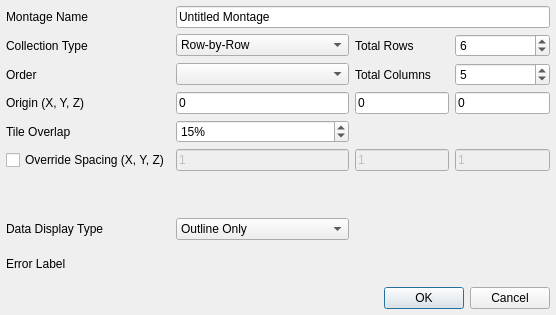
The window that SIMPLVtkLib/Dialogs/UI_Files/ImportGenericMontageDialog.ui (tplatt77/SIMPLVtkLib) describes before a commit, drawn with Qt 5.
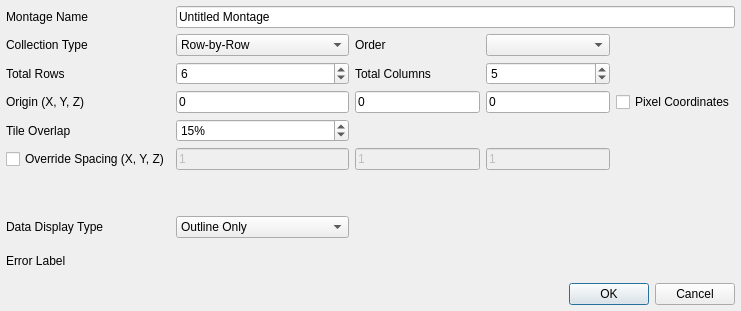
The same window after the commit. Custom widgets are drawn as their Qt base class.

Commit message: Adding Pixel Coordinates checkbox to the import montage dialogs that allows the user to override the origin using coordinates that are in pixel coordinates. (#62)

```diff
--- a/SIMPLVtkLib/Dialogs/UI_Files/ImportGenericMontageDialog.ui
+++ b/SIMPLVtkLib/Dialogs/UI_Files/ImportGenericMontageDialog.ui
@@ -6,8 +6,8 @@
    <rect>
     <x>0</x>
     <y>0</y>
-    <width>556</width>
-    <height>315</height>
+    <width>741</width>
+    <height>311</height>
    </rect>
   </property>
   <property name="windowTitle">
@@ -26,7 +26,7 @@
    <property name="bottomMargin">
     <number>6</number>
    </property>
-   <item row="6" column="0" colspan="4">
+   <item row="8" column="0" colspan="4">
     <widget class="TileListWidget" name="tileListWidget" native="true">
      <property name="minimumSize">
       <size>
@@ -36,82 +36,7 @@
      </property>
     </widget>
    </item>
-   <item row="10" column="0" colspan="4">
-    <widget class="QDialogButtonBox" name="buttonBox">
-     <property name="orientation">
-      <enum>Qt::Horizontal</enum>
-     </property>
-     <property name="standardButtons">
-      <set>QDialogButtonBox::Cancel|QDialogButtonBox::Ok</set>
-     </property>
-    </widget>
-   </item>
-   <item row="1" column="3">
-    <widget class="QSpinBox" name="numOfRowsSB">
-     <property name="value">
-      <number>6</number>
-     </property>
-    </widget>
-   </item>
-   <item row="5" column="2">
-    <widget class="QLineEdit" name="spacingX">
-     <property name="enabled">
-      <bool>false</bool>
-     </property>
-     <property name="text">
-      <string>1</string>
-     </property>
-    </widget>
-   </item>
-   <item row="5" column="1">
-    <widget class="QLineEdit" name="spacingY">
-     <property name="enabled">
-      <bool>false</bool>
-     </property>
-     <property name="text">
-      <string>1</string>
-     </property>
-    </widget>
-   </item>
-   <item row="0" column="1" colspan="3">
-    <widget class="QLineEdit" name="montageNameLE">
-     <property name="text">
-      <string>Untitled Montage</string>
-     </property>
-    </widget>
-   </item>
-   <item row="2" column="3">
-    <widget class="QSpinBox" name="numOfColsSB">
-     <property name="value">
-      <number>5</number>
-     </property>
-    </widget>
-   </item>
-   <item row="3" column="3">
-    <widget class="QLineEdit" name="originZ">
-     <property name="enabled">
-      <bool>true</bool>
-     </property>
-     <property name="text">
-      <string>0</string>
-     </property>
-    </widget>
-   </item>
-   <item row="4" column="0">
-    <widget class="QLabel" name="label_3">
-     <property name="text">
-      <string>Tile Overlap</string>
-     </property>
-    </widget>
-   </item>
-   <item row="5" column="0">
-    <widget class="QCheckBox" name="changeSpacingCB">
-     <property name="text">
-      <string>Override Spacing (X, Y, Z)</string>
-     </property>
-    </widget>
-   </item>
-   <item row="4" column="1">
+   <item row="6" column="1">
     <widget class="QSpinBox" name="tileOverlapSB">
      <property name="suffix">
       <string>%</string>
@@ -124,13 +49,66 @@
      </property>
     </widget>
    </item>
-   <item row="2" column="2">
-    <widget class="QLabel" name="label_2">
+   <item row="7" column="2">
+    <widget class="QLineEdit" name="spacingX">
+     <property name="enabled">
+      <bool>false</bool>
+     </property>
      <property name="text">
-      <string>Total Columns</string>
+      <string>1</string>
      </property>
     </widget>
    </item>
+   <item row="1" column="0">
+    <widget class="QLabel" name="label_4">
+     <property name="text">
+      <string>Collection Type</string>
+     </property>
+    </widget>
+   </item>
+   <item row="10" column="0">
+    <widget class="QLabel" name="label_7">
+     <property name="text">
+      <string>Data Display Type</string>
+     </property>
+    </widget>
+   </item>
+   <item row="4" column="3">
+    <widget class="QLineEdit" name="originZ">
+     <property name="enabled">
+      <bool>true</bool>
+     </property>
+     <property name="text">
+      <string>0</string>
+     </property>
+    </widget>
+   </item>
+   <item row="6" column="0">
+    <widget class="QLabel" name="label_3">
+     <property name="text">
+      <string>Tile Overlap</string>
+     </property>
+    </widget>
+   </item>
+   <item row="10" column="1">
+    <widget class="QComboBox" name="dataDisplayTypeCB">
+     <item>
+      <property name="text">
+       <string>Outline Only</string>
+      </property>
+     </item>
+     <item>
+      <property name="text">
+       <string>Individual Tiles</string>
+      </property>
+     </item>
+     <item>
+      <property name="text">
+       <string>Stitched Montage</string>
+      </property>
+     </item>
+    </widget>
+   </item>
    <item row="1" column="1">
     <widget class="QComboBox" name="collectionTypeCB">
      <property name="sizeAdjustPolicy">
@@ -163,77 +141,57 @@
      </item>
     </widget>
    </item>
-   <item row="1" column="2">
-    <widget class="QLabel" name="label">
+   <item row="0" column="1" colspan="4">
+    <widget class="QLineEdit" name="montageNameLE">
      <property name="text">
-      <string>Total Rows</string>
+      <string>Untitled Montage</string>
      </property>
     </widget>
    </item>
-   <item row="8" column="0">
-    <widget class="QLabel" name="label_7">
+   <item row="7" column="1">
+    <widget class="QLineEdit" name="spacingY">
+     <property name="enabled">
+      <bool>false</bool>
+     </property>
      <property name="text">
-      <string>Data Display Type</string>
+      <string>1</string>
      </property>
     </widget>
    </item>
-   <item row="1" column="0">
-    <widget class="QLabel" name="label_4">
+   <item row="7" column="3">
+    <widget class="QLineEdit" name="spacingZ">
+     <property name="enabled">
+      <bool>false</bool>
+     </property>
      <property name="text">
-      <string>Collection Type</string>
+      <string>1</string>
      </property>
     </widget>
    </item>
-   <item row="2" column="0">
-    <widget class="QLabel" name="label_5">
-     <property name="text">
-      <string>Order</string>
+   <item row="12" column="0" colspan="5">
+    <widget class="QDialogButtonBox" name="buttonBox">
+     <property name="orientation">
+      <enum>Qt::Horizontal</enum>
      </property>
+     <property name="standardButtons">
+      <set>QDialogButtonBox::Cancel|QDialogButtonBox::Ok</set>
+     </property>
     </widget>
    </item>
-   <item row="3" column="1">
-    <widget class="QLineEdit" name="originX">
-     <property name="enabled">
-      <bool>true</bool>
-     </property>
+   <item row="7" column="0">
+    <widget class="QCheckBox" name="changeSpacingCB">
      <property name="text">
-      <string>0</string>
+      <string>Override Spacing (X, Y, Z)</string>
      </property>
     </widget>
    </item>
-   <item row="8" column="1">
-    <widget class="QComboBox" name="dataDisplayTypeCB">
-     <item>
-      <property name="text">
-       <string>Outline Only</string>
-      </property>
-     </item>
-     <item>
-      <property name="text">
-       <string>Individual Tiles</string>
-      </property>
-     </item>
-     <item>
-      <property name="text">
-       <string>Stitched Montage</string>
-      </property>
-     </item>
-    </widget>
-   </item>
-   <item row="3" column="2">
-    <widget class="QLineEdit" name="originY">
+   <item row="4" column="4">
+    <widget class="QCheckBox" name="pixelCoordsCB">
      <property name="enabled">
       <bool>true</bool>
      </property>
      <property name="text">
-      <string>0</string>
-     </property>
-    </widget>
-   </item>
-   <item row="3" column="0">
-    <widget class="QLabel" name="label_9">
-     <property name="text">
-      <string>Origin (X, Y, Z)</string>
+      <string>Pixel Coordinates</string>
      </property>
     </widget>
    </item>
@@ -244,26 +202,78 @@
      </property>
     </widget>
    </item>
-   <item row="2" column="1">
-    <widget class="QComboBox" name="orderCB"/>
-   </item>
-   <item row="5" column="3">
-    <widget class="QLineEdit" name="spacingZ">
+   <item row="4" column="2">
+    <widget class="QLineEdit" name="originY">
      <property name="enabled">
-      <bool>false</bool>
+      <bool>true</bool>
      </property>
      <property name="text">
-      <string>1</string>
+      <string>0</string>
      </property>
     </widget>
    </item>
-   <item row="9" column="0" colspan="4">
+   <item row="11" column="0" colspan="4">
     <widget class="QLabel" name="errLabel">
      <property name="text">
       <string>Error Label</string>
      </property>
     </widget>
    </item>
+   <item row="4" column="0">
+    <widget class="QLabel" name="label_9">
+     <property name="text">
+      <string>Origin (X, Y, Z)</string>
+     </property>
+    </widget>
+   </item>
+   <item row="4" column="1">
+    <widget class="QLineEdit" name="originX">
+     <property name="enabled">
+      <bool>true</bool>
+     </property>
+     <property name="text">
+      <string>0</string>
+     </property>
+    </widget>
+   </item>
+   <item row="1" column="2">
+    <widget class="QLabel" name="label_5">
+     <property name="text">
+      <string>Order</string>
+     </property>
+    </widget>
+   </item>
+   <item row="1" column="3">
+    <widget class="QComboBox" name="orderCB"/>
+   </item>
+   <item row="2" column="0">
+    <widget class="QLabel" name="label">
+     <property name="text">
+      <string>Total Rows</string>
+     </property>
+    </widget>
+   </item>
+   <item row="2" column="1">
+    <widget class="QSpinBox" name="numOfRowsSB">
+     <property name="value">
+      <number>6</number>
+     </property>
+    </widget>
+   </item>
+   <item row="2" column="2">
+    <widget class="QLabel" name="label_2">
+     <property name="text">
+      <string>Total Columns</string>
+     </property>
+    </widget>
+   </item>
+   <item row="2" column="3">
+    <widget class="QSpinBox" name="numOfColsSB">
+     <property name="value">
+      <number>5</number>
+     </property>
+    </widget>
+   </item>
   </layout>
  </widget>
  <customwidgets>
```
The commit also changes 14 other files.
